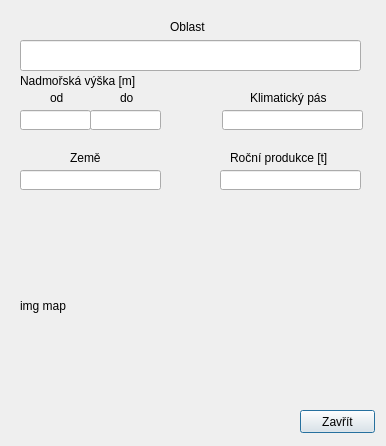
Above: projekt/place_extract.ui from Luckays/coffee before the change. Below: the same form after it.
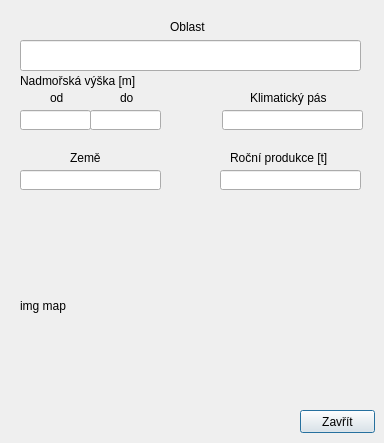
That is the form after the change.

What changed in the file:
```diff
--- a/projekt/place_extract.ui
+++ b/projekt/place_extract.ui
@@ -6,8 +6,8 @@
    <rect>
     <x>0</x>
     <y>0</y>
-    <width>386</width>
-    <height>446</height>
+    <width>384</width>
+    <height>443</height>
    </rect>
   </property>
   <property name="windowTitle">
```
